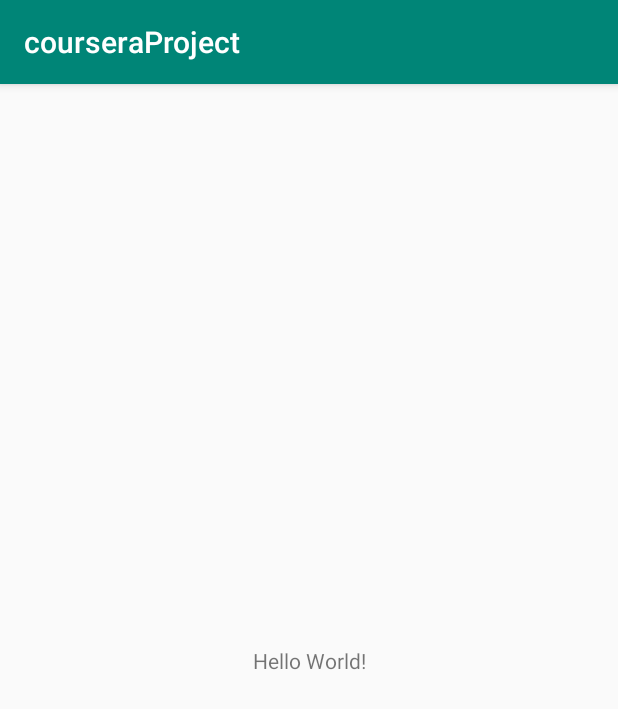
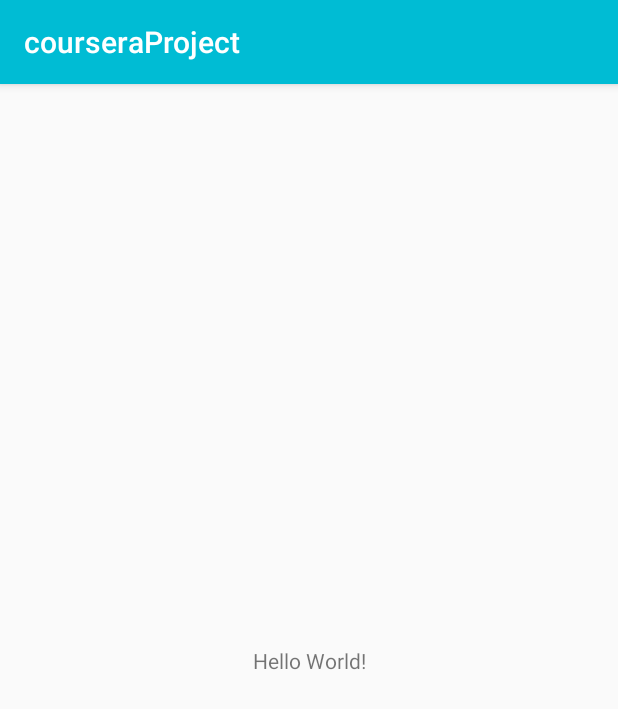
Before and after one commit to Rod20/courseraAndroidProject, an Android app: the screen it shows after launch (MainActivity), on a phone screen of 412 x 824 dp. Shown: the top 709 px of the screen. Run offline under Robolectric (Android 15) with nearby library versions, the phone set to English and light mode, and no system bars.

Commit message:
Modificando colores

```diff
--- a/app/src/main/res/values/colors.xml
+++ b/app/src/main/res/values/colors.xml
@@ -1,6 +1,10 @@
 <?xml version="1.0" encoding="utf-8"?>
 <resources>
-    <color name="colorPrimary">#008577</color>
-    <color name="colorPrimaryDark">#00574B</color>
-    <color name="colorAccent">#D81B60</color>
+    <color name="colorPrimary">#00BCD4</color>
+    <color name="colorPrimaryDark">#0097A7</color>
+    <color name="colorAccent">#FF5722</color>
+    <color name="lightPrimaryColor">#B2EBF2</color>
+    <color name="dividerColor">#BDBDBD</color>
+    <color name="primaryText">#212121</color>
+    <color name="secondaryText">#757575</color>
 </resources>
```
